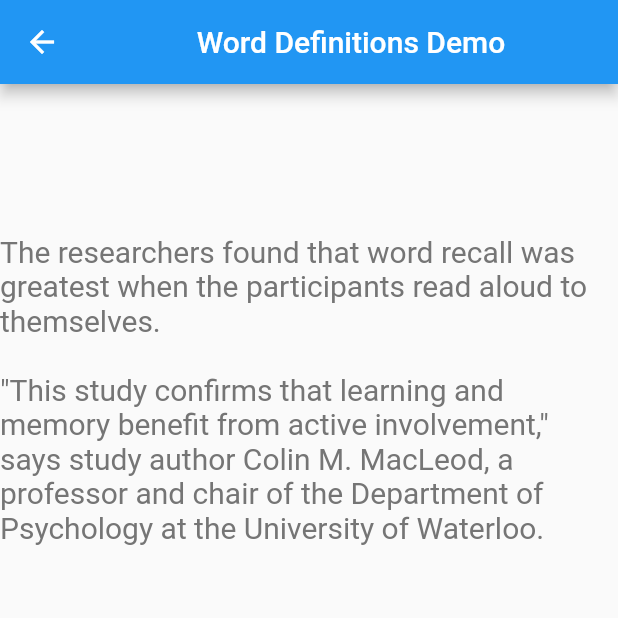
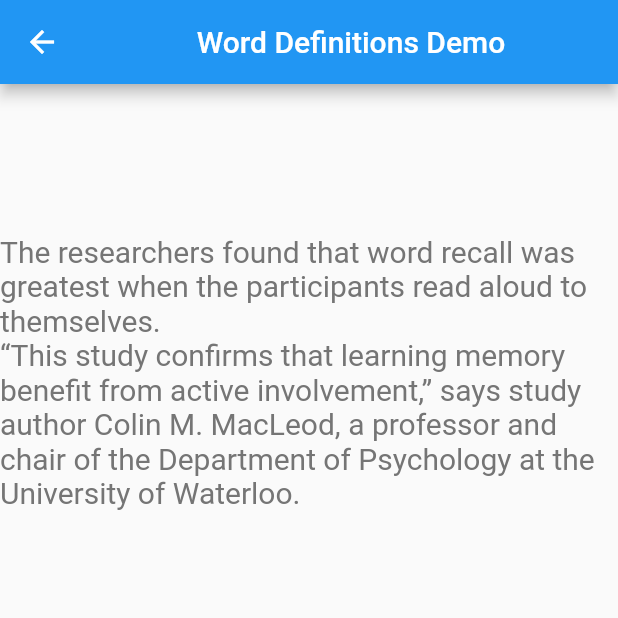
Before and after one commit to vineelapentyala/StringProcessingTask, a Flutter app: the screen it shows after launch, after a tap on "Open Text", on a phone screen of 412 x 824 dp, the top half of it. Run offline on Flutter 3.47's test engine with Material 2 defaults, Android fonts, the phone set to English and light mode, and no system bars.

Commit message:
Added Comments

```diff
--- a/flutter_app/lib/HomePage.dart
+++ b/flutter_app/lib/HomePage.dart
@@ -2,6 +2,12 @@ import 'package:flutter/material.dart';
 import 'package:flutter/services.dart';
 import 'package:flutterapp/TextViewPage.dart';
 
+/*
+ * This class is the Home Page Widget that shows up when the app is run
+ * It has two buttons, Open Text and Open Text from .docx Asset
+ * OnTap, The Open Text Button has a defualt text string assigned to it and a new widget with this text is displayed.
+ * OnTap, The Open Text from .docx Asset copies the text from a local .docx and displays this text in a new widget
+ */
 class HomePage extends StatefulWidget {
   @override
   _HomePageState createState() => _HomePageState();
@@ -9,7 +15,6 @@ class HomePage extends StatefulWidget {
 
 class _HomePageState extends State<HomePage> {
   @override
-
   Widget build(BuildContext context) {
     return Scaffold(
       appBar: AppBar(
@@ -26,7 +31,7 @@ class _HomePageState extends State<HomePage> {
                       color: Colors.amber,
                       child: Text("Open Text"),
                       onPressed: () {
-                        String contentsDoc = 'The researchers found that word recall was greatest when the participants read aloud to themselves.\n\n"This study confirms that learning and memory benefit from active involvement," says study author Colin M. MacLeod, a professor and chair of the Department of Psychology at the University of Waterloo.';
+                        String contentsDoc = "The researchers found that word recall was greatest when the participants read aloud to themselves.\n\“This study confirms that learning memory benefit from active involvement,\” says study author Colin M. MacLeod, a professor and chair of the Department of Psychology at the University of Waterloo.";
                         Navigator.push(context,
                           MaterialPageRoute(builder: (context) => TextViewPage(contents:contentsDoc)),
                         );
@@ -38,11 +43,15 @@ class _HomePageState extends State<HomePage> {
                       child: Text("Open Text from .docx Asset"),
                       onPressed: () async{
                         String contentsDoc = await rootBundle.loadString('paragraph.docx');
+                        print(contentsDoc);
                         Navigator.push(context,
                           MaterialPageRoute(builder: (context) => TextViewPage(contents:contentsDoc)),
                         );
                       },
                     ),
+                    /*
+                      Below is my attempt to read the text from a .docx URL and store it to the app and display as Text
+                    */
                     // SizedBox(height: 20.0),
                     // RaisedButton(
                     //   color: Colors.amber,
--- a/flutter_app/lib/MessageComponent.dart
+++ b/flutter_app/lib/MessageComponent.dart
@@ -1,4 +1,9 @@
 import 'package:flutter/material.dart';
+
+/*
+* This is class for the differeent compontents like definition and example that can be added to the dialog box
+* In future, this can be reused to include any other attribute related to the word, like Synonyms, to the message box easily
+*/
 
 // ignore: must_be_immutable
 class MessageComponent extends StatefulWidget{
--- a/flutter_app/lib/TextViewPage.dart
+++ b/flutter_app/lib/TextViewPage.dart
@@ -5,6 +5,12 @@ import 'package:flutterapp/MessageComponent.dart';
 import 'dart:async' show Future;
 import 'package:flutter/services.dart' show rootBundle;
 
+/*
+ * This class is the Text View Page Widget that shows up when either of the buttons in the Home Page is clicked
+ * The text on this page is selctable and when the user double clicks on a word, a query is made to the local .json file
+ * If this word is present in the json, a dialog box with the word, its definition and an example are displayed
+ * If it is not present in the json, a dialog box with the word and the text "Not Defined" next to definition and Example is displayed
+*/
 class TextViewPage extends StatefulWidget {
   final String contents;
   const TextViewPage ({ Key key, this.contents}): super(key: key);
```
